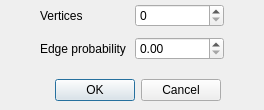
Before: the Qt Designer form Lab_02/ggenerator.ui in piotrcholody/Graphs, drawn with Qt 5.
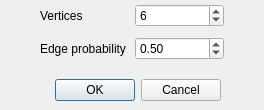
After: the same form once the commit is applied.

```diff
--- a/Lab_02/ggenerator.ui
+++ b/Lab_02/ggenerator.ui
@@ -51,13 +51,13 @@
       <item>
        <widget class="QSpinBox" name="spinBox">
         <property name="minimum">
-         <number>0</number>
+         <number>1</number>
         </property>
         <property name="maximum">
          <number>30</number>
         </property>
         <property name="value">
-         <number>0</number>
+         <number>6</number>
         </property>
        </widget>
       </item>
@@ -81,7 +81,7 @@
          <double>0.010000000000000</double>
         </property>
         <property name="value">
-         <double>0.000000000000000</double>
+         <double>0.500000000000000</double>
         </property>
        </widget>
       </item>
```
